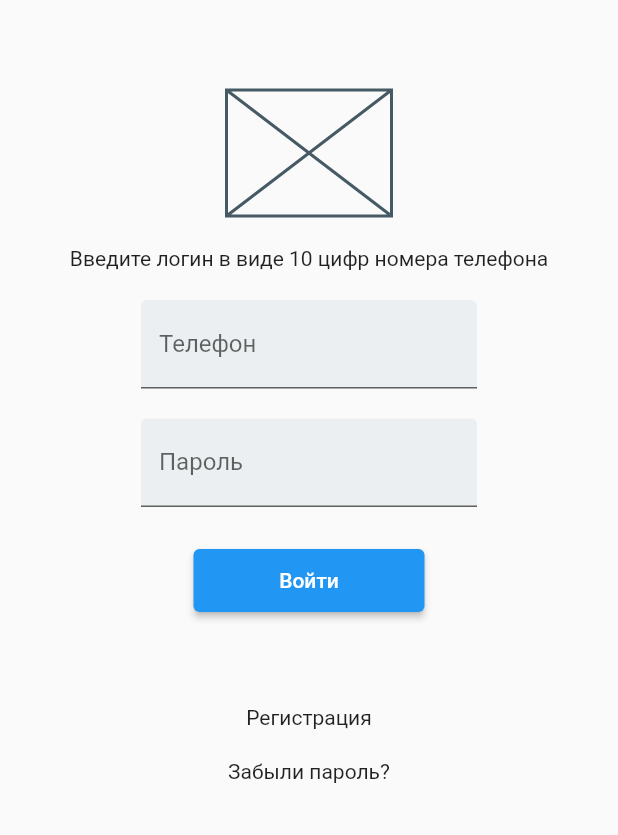
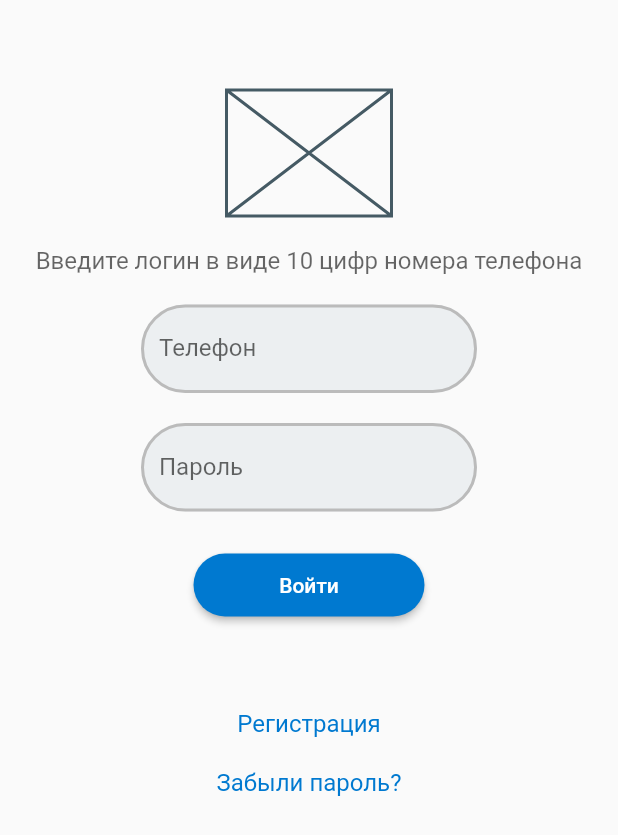
Before and after one commit to sfdrv19/page_auth, a Flutter app: the screen it shows after launch, on a phone screen of 412 x 824 dp. Shown: the top 835 px of the screen. Run offline on Flutter 3.47's test engine with Material 2 defaults, Android fonts, the phone set to English and light mode, and no system bars.

Commit message:
добавлена стилизация

```diff
--- a/lib/main.dart
+++ b/lib/main.dart
@@ -10,6 +10,11 @@ class MyApp extends StatelessWidget {
   // This widget is the root of your application.
   @override
   Widget build(BuildContext context) {
+      const borderStyle = OutlineInputBorder(
+        borderRadius: BorderRadius.all(Radius.circular(36)),
+        borderSide: BorderSide(
+          color: const Color(0xFFbbbbbb), width: 2));
+
     return MaterialApp(
       home: Scaffold(
           body: Container(
@@ -18,13 +23,16 @@ class MyApp extends StatelessWidget {
               SizedBox(height: 60,),
               SizedBox(width:110, height: 84, child: Placeholder(),),
               SizedBox(height: 20,),
-              Text('Введите логин в виде 10 цифр номера телефона'),
+              Text('Введите логин в виде 10 цифр номера телефона',
+              style: TextStyle(fontSize: 16, color: Color.fromRGBO(0, 0, 0, 0.6)),),
               SizedBox(height: 20,),
               const SizedBox(width: 224,
                 child: TextField(
                   decoration: InputDecoration(
                     filled: true,
                     fillColor: Color(0xFFeceff1),
+                    enabledBorder: borderStyle,
+                    focusedBorder: borderStyle,
                     labelText: 'Телефон',
                   ),
                 ),
@@ -36,16 +44,33 @@ class MyApp extends StatelessWidget {
                   decoration: InputDecoration(
                     filled: true,
                     fillColor: Color(0xFFeceff1),
+                    enabledBorder: borderStyle,
+                    focusedBorder: borderStyle,
                     labelText: 'Пароль',
                   ),
                 ),
               ),
               SizedBox(height: 28,),
-              SizedBox(width: 154, height: 42,child: ElevatedButton(onPressed: () {}, child: Text('Войти'),)),
+              SizedBox(width: 154, height: 42,child:
+                ElevatedButton(onPressed: () {}, child: Text('Войти'),
+                style: ElevatedButton.styleFrom(
+                  primary: Color(0xFF0079D0),
+                  shape: RoundedRectangleBorder(
+                    borderRadius: BorderRadius.circular(22.0),
+                  )
+                ),)),
               SizedBox(height: 62,),
-              InkWell(child: Text('Регистрация'), onTap: () {},),
+              InkWell(child: const Text('Регистрация',
+                  style: TextStyle(
+                      fontSize: 16,
+                      color: Color(0xFF0079D0))),
+                onTap: () {},),
               SizedBox(height: 20,),
-              InkWell(child: Text('Забыли пароль?'), onTap: () {},),
+              InkWell(child: const Text('Забыли пароль?',
+                  style: TextStyle(
+                      fontSize: 16,
+                      color: Color(0xFF0079D0))),
+                onTap: () {},),
             ],),
           )
       ),
```
